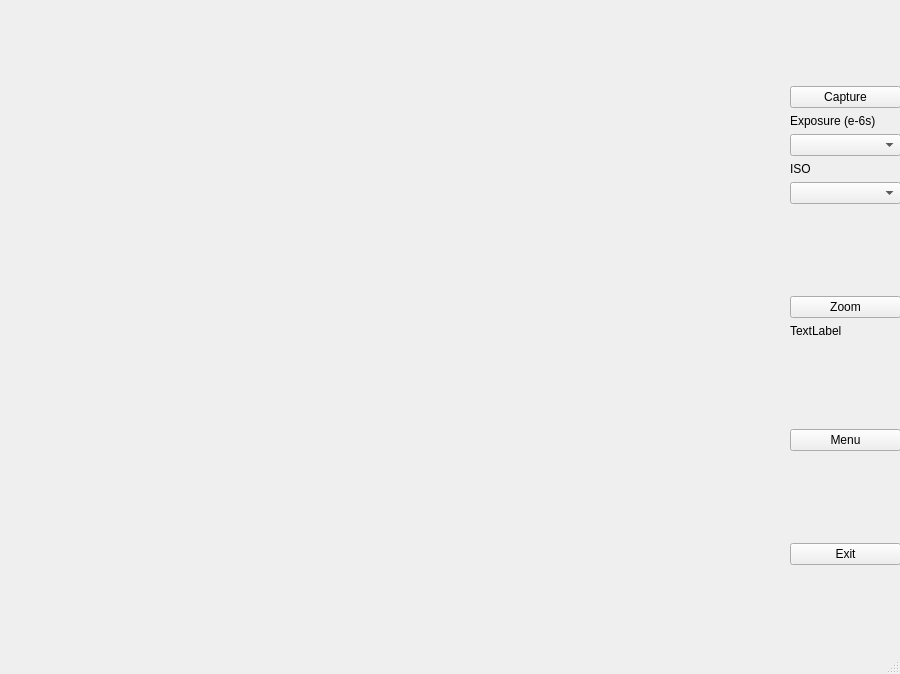
First picture: the form in Viewfinder_mod.ui, repository Naderschah/64MP_DSLR_controller, before the edit.
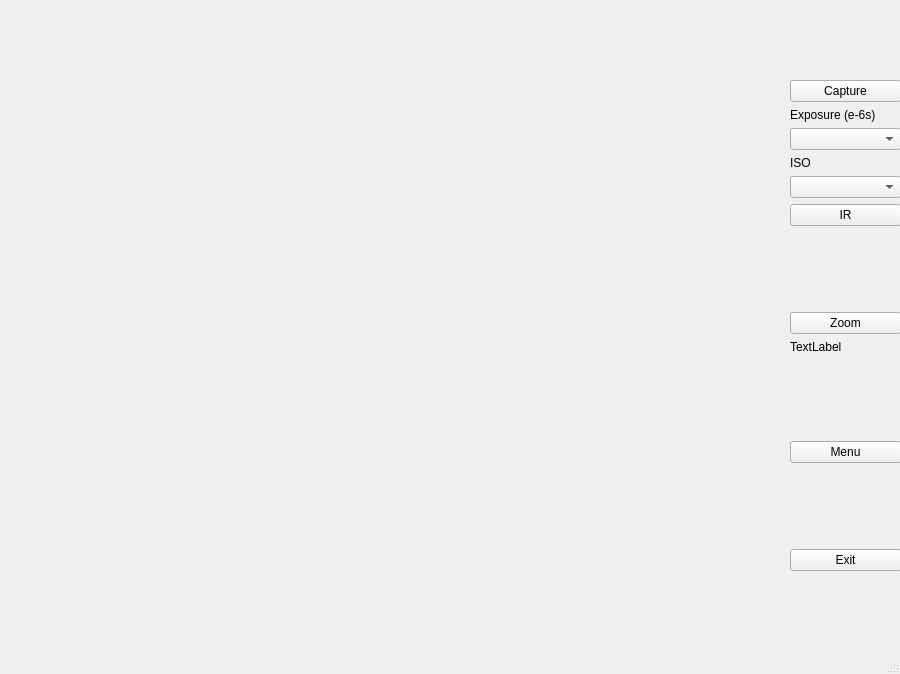
Second picture: the form after the edit.

The edit to the form file:
```diff
--- a/Viewfinder_mod.ui
+++ b/Viewfinder_mod.ui
@@ -81,6 +81,16 @@
      <item>
       <widget class="QComboBox" name="ISO_choice"/>
      </item>
+     <item>
+      <layout class="QVBoxLayout" name="verticalLayout"/>
+     </item>
+     <item>
+      <widget class="QPushButton" name="IR_button">
+       <property name="text">
+        <string>IR</string>
+       </property>
+      </widget>
+     </item>
      <item>
       <spacer name="verticalSpacer_2">
        <property name="orientation">
```
